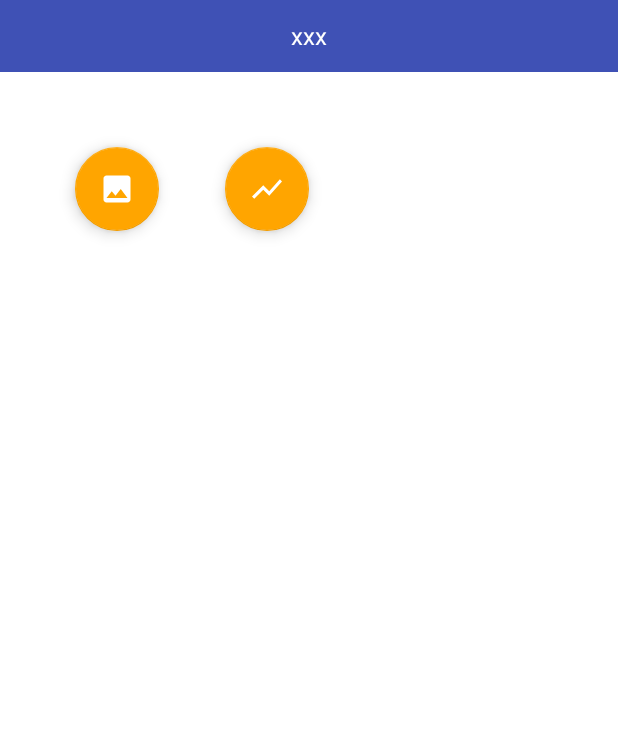
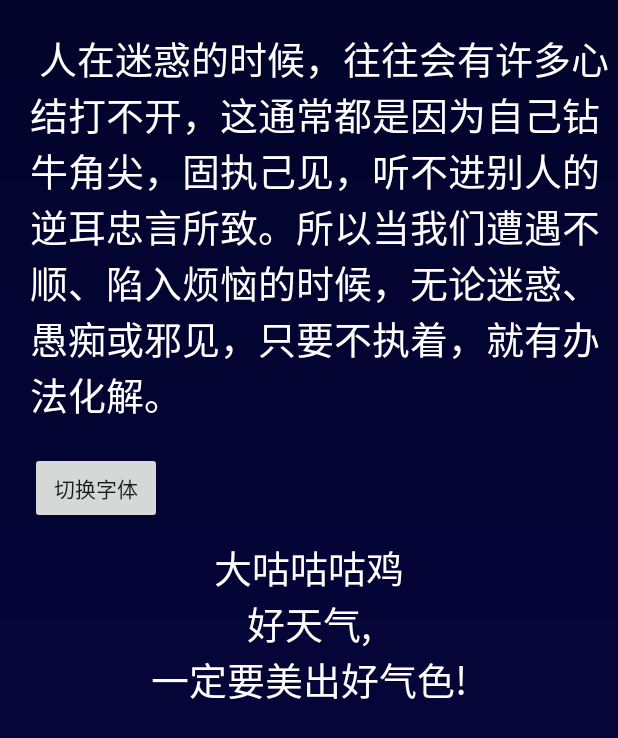
Before and after one commit to jadong/EasyUtil, an Android app: the screen it shows after launch (MainActivity before the commit, ChangeFontActivity after it), after a tap on an icon or button, on a phone screen of 412 x 824 dp. Shown: the top 738 px of the screen. Run offline under Robolectric (Android 15) with nearby library versions, the phone set to English and light mode, and no system bars; network calls fail; 2 statements that could not run were skipped.

Commit message:
add code

```diff
--- a/app/src/main/java/com/dong/easy/chart/ShowChartActivity.java
+++ b/app/src/main/java/com/dong/easy/chart/ShowChartActivity.java
@@ -17,5 +17,6 @@ public class ShowChartActivity extends BaseActivity {
     @Override
     public void initData() {
 
+
     }
 }
--- a/app/src/main/java/com/dong/easy/chart/entity/PointEntity.java
+++ b/app/src/main/java/com/dong/easy/chart/entity/PointEntity.java
@@ -5,4 +5,9 @@ package com.dong.easy.chart.entity;
  * Created by zengwendong on 2017/12/28.
  */
 public class PointEntity {
+
+    public int radius = 10;
+    public float cx;
+    public float cy;
+
 }
--- a/app/src/main/java/com/dong/easy/constant/AppConstant.kt
+++ b/app/src/main/java/com/dong/easy/constant/AppConstant.kt
@@ -13,5 +13,6 @@ object AppConstant {
     val SDCARD_DIR: String = Environment.getExternalStorageDirectory().path
     val CRASH_LOG_PATH = "$SDCARD_DIR/EasyApp/CrashLog/"
     val DOWNLOAD_PATH = "$SDCARD_DIR/EasyApp/Download/" //文件下载目录
+    val FONTS_PATH = "$SDCARD_DIR/EasyApp/fonts/" //字体目录
 
 }
--- a/app/src/main/java/com/dong/easy/image/adapter/ImageListAdapter.java
+++ b/app/src/main/java/com/dong/easy/image/adapter/ImageListAdapter.java
@@ -28,8 +28,11 @@ public class ImageListAdapter extends DefaultEndlessRecyclerAdapter<RecyclerView
         if (dataList == null) {
             return;
         }
+        int startPos = getCount() - 1;
+        startPos = startPos < 0 ? 0 : startPos;
         this.dataList.addAll(dataList);
-        notifyDataSetChanged();
+        //notifyDataSetChanged();
+        notifyItemRangeChanged(startPos, dataList.size());
     }
 
     public void setData(List<ImageData> dataList) {
--- a/app/src/main/java/com/dong/easy/main/MainActivity.java
+++ b/app/src/main/java/com/dong/easy/main/MainActivity.java
@@ -8,6 +8,7 @@ import com.dong.easy.R;
 import com.dong.easy.base.BaseActivity;
 import com.dong.easy.chart.ShowChartActivity;
 import com.dong.easy.image.ImageListActivity;
+import com.dong.easy.text.ChangeFontActivity;
 import com.dong.easy.util.Views;
 
 /**
@@ -38,7 +39,7 @@ public class MainActivity extends BaseActivity {
         btn_show_chart.setOnClickListener(new View.OnClickListener() {
             @Override
             public void onClick(View v) {
-                Intent intent = new Intent(MainActivity.this, ShowChartActivity.class);
+                Intent intent = new Intent(MainActivity.this, ChangeFontActivity.class);
                 startActivity(intent);
             }
         });
--- a/app/src/main/java/com/dong/easy/text/ChangeFontActivity.java
+++ b/app/src/main/java/com/dong/easy/text/ChangeFontActivity.java
@@ -1,13 +1,18 @@
-package com.dong.easy.chart;
+package com.dong.easy.text;
 
+import android.graphics.Color;
 import android.graphics.Typeface;
+import android.graphics.drawable.GradientDrawable;
 import android.text.TextUtils;
 import android.view.View;
+import android.widget.Button;
+import android.widget.LinearLayout;
 import android.widget.TextView;
 
 import com.dong.easy.R;
 import com.dong.easy.base.BaseActivity;
 import com.dong.easy.constant.AppConstant;
+import com.dong.easy.text.view.CenterTextView;
 import com.dong.easy.util.Views;
 
 import java.io.File;
@@ -16,21 +21,27 @@ import java.io.File;
  * 🌑🌒🌓🌔🌕🌖🌗🌘
  * Created by zengwendong on 2017/12/20.
  */
-public class ShowChartActivity extends BaseActivity {
+public class ChangeFontActivity extends BaseActivity {
 
-    private String[] fonts = {"xingkai.TTF", "zhuolang.otf", "yingxing.otf", "caoshu.ttf", "default"};
+    private String[] fonts = {"SourceHanSansCN-ExtraLight.otf", "SourceHanSansCN-Light.otf", "zhuolang.otf", "yingxing.otf", "caoshu.ttf", "default"};
     private int flag = 0;
+    private LinearLayout ll_root_view;
+    private File[] files;
 
     @Override
     public int getContentView() {
-        return R.layout.activity_show_chart;
+        return R.layout.activity_change_text;
     }
 
     @Override
     public void initData() {
 
+        ll_root_view = Views.find(this, R.id.ll_root_view);
         final TextView tv_text = Views.find(this, R.id.tv_text);
-        findViewById(R.id.btn_change).setOnClickListener(new View.OnClickListener() {
+        final TextView tv_name = Views.find(this, R.id.tv_name);
+        final TextView tv_center_text = Views.find(this, R.id.tv_center_text);
+        final Button btn_change = (Button) findViewById(R.id.btn_change);
+        btn_change.setOnClickListener(new View.OnClickListener() {
             @Override
             public void onClick(View v) {
 
@@ -44,8 +55,60 @@ public class ShowChartActivity extends BaseActivity {
                         tv_text.setTypeface(typeface);
                     }
                 }
-                flag++;
+
+
+//                if (files != null) {
+//                    File file = files[flag % files.length];
+//                    if (file.exists()) {
+//                        Typeface typeface = Typeface.createFromFile(file);
+//                        tv_text.setTypeface(typeface);
+//                    }
+//
+//                    btn_change.setText("切换字体，当前字体->" + file.getName());
+//
+//                    flag++;
+//                }
+
             }
         });
+
+        int colors[] = {Color.parseColor("#02042B"), Color.parseColor("#070543")};
+        GradientDrawable bg = new GradientDrawable(GradientDrawable.Orientation.TOP_BOTTOM, colors);
+        int sdk = android.os.Build.VERSION.SDK_INT;
+        if (sdk < android.os.Build.VERSION_CODES.JELLY_BEAN) {
+            ll_root_view.setBackgroundDrawable(bg);
+        } else {
+            ll_root_view.setBackground(bg);
+        }
+
+        tv_text.setTextColor(Color.WHITE);
+        tv_center_text.setTextColor(Color.WHITE);
+        tv_name.setTextColor(Color.WHITE);
+
+//        tv_center_text.post(new Runnable() {
+//            @Override
+//            public void run() {
+//
+//            }
+//        });
+
+        File file = new File(AppConstant.INSTANCE.getFONTS_PATH(), fonts[0]);
+        if (file.exists()) {
+            Typeface typeface = Typeface.createFromFile(file);
+            tv_center_text.setTypeface(typeface);
+            tv_name.setTypeface(typeface);
+        }
+
+
+//        new Thread(new Runnable() {
+//            @Override
+//            public void run() {
+//
+//                File dirFile = new File("/system/fonts/");
+//                files = dirFile.listFiles();
+//
+//
+//            }
+//        }).start();
     }
 }
--- a/app/src/main/java/com/dong/easy/util/MD5Util.java
+++ b/app/src/main/java/com/dong/easy/util/MD5Util.java
@@ -1,4 +1,4 @@
-package com.jm.android.jumei.tools;
+package com.dong.easy.util;
 import java.io.File;
 import java.io.FileInputStream;
 import java.io.IOException;
@@ -67,7 +67,7 @@ public class MD5Util {
     public static final String md5(final String s) {
 		try {
 			// Create MD5 Hash
-			MessageDigest digest = java.security.MessageDigest
+			MessageDigest digest = MessageDigest
 					.getInstance("MD5");
 			digest.update(s.getBytes());
 			byte messageDigest[] = digest.digest();
--- a/app/src/main/res/layout/activity_change_text.xml
+++ b/app/src/main/res/layout/activity_change_text.xml
@@ -1,5 +1,6 @@
 <?xml version="1.0" encoding="utf-8"?>
 <LinearLayout xmlns:android="http://schemas.android.com/apk/res/android"
+    android:id="@+id/ll_root_view"
     android:layout_width="match_parent"
     android:layout_height="match_parent"
     android:orientation="vertical">
@@ -11,18 +12,38 @@
         android:layout_marginLeft="20dp"
         android:layout_marginTop="20dp"
         android:text="
-人在迷惑的时候，往往会有许多心结打不开，这通常都是因为自己钻牛角尖，固执己见，听不进别人的逆耳忠言所致。所以当我们遭遇不顺、陷入烦恼的时候，无论迷惑、愚痴或邪见，只要不执着，就有办法化解。
-
-所谓“穷则变，变则通”，能够不断寻求解决之道，就会有所觉悟，有了觉悟就会有受用，此即“迷中不执着，悟中有受用。”"
-        android:textSize="18dp" />
+人在迷惑的时候，往往会有许多心结打不开，这通常都是因为自己钻牛角尖，固执己见，听不进别人的逆耳忠言所致。所以当我们遭遇不顺、陷入烦恼的时候，无论迷惑、愚痴或邪见，只要不执着，就有办法化解。"
+        android:textSize="25dp" />
 
     <Button
         android:id="@+id/btn_change"
         android:layout_width="wrap_content"
         android:layout_height="wrap_content"
         android:layout_marginLeft="20dp"
+        android:textAllCaps="false"
         android:layout_marginTop="20dp"
         android:text="切换字体" />
 
 
+    <TextView
+        android:id="@+id/tv_name"
+        android:layout_width="wrap_content"
+        android:layout_height="wrap_content"
+        android:layout_gravity="center_horizontal"
+        android:layout_marginTop="10dp"
+        android:gravity="center"
+        android:includeFontPadding="false"
+        android:text="大咕咕咕鸡"
+        android:textSize="25dp" />
+
+    <TextView
+        android:id="@+id/tv_center_text"
+        android:layout_width="match_parent"
+        android:layout_height="wrap_content"
+        android:gravity="center"
+        android:includeFontPadding="false"
+        android:text="好天气,\n一定要美出好气色!"
+        android:textSize="25dp"/>
+
+
 </LinearLayout>
--- a/app/src/main/res/layout/activity_show_chart.xml
+++ b/app/src/main/res/layout/activity_show_chart.xml
@@ -4,7 +4,7 @@
     android:layout_height="match_parent"
     android:orientation="vertical">
 
-    <com.dong.easy.chart.view.SortAnimView
+    <com.dong.easy.chart.view.LogicView
         android:layout_width="match_parent"
         android:layout_height="match_parent" />
 
```
Also changed, not shown: app/src/main/AndroidManifest.xml (+7 -2 lines), app/src/main/java/com/dong/easy/chart/entity/SmallBall.java (+65 -0 lines), app/src/main/java/com/dong/easy/chart/view/LogicView.java (+63 -133 lines), app/src/main/java/com/dong/easy/text/view/CenterTextView.java (+16 -5 lines).
